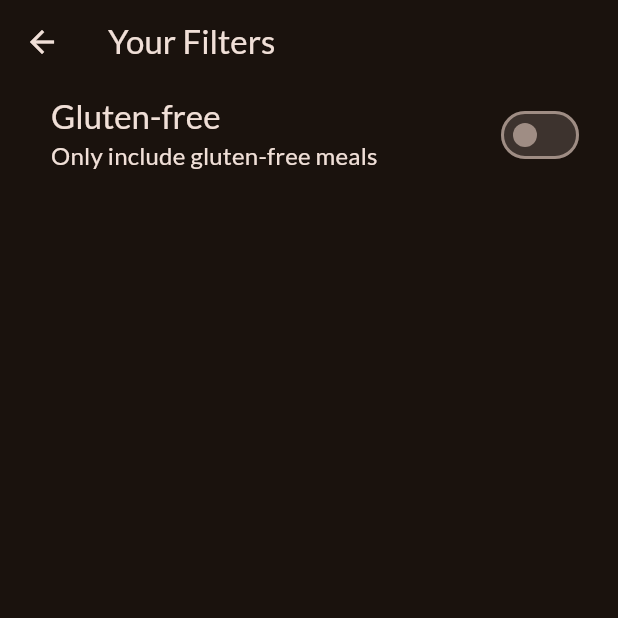
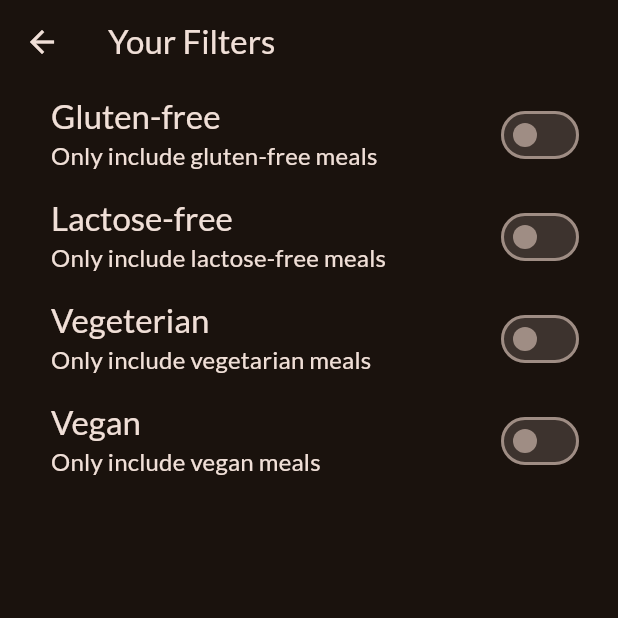
Before and after one commit to Alex-Yu21/meals_app, a Flutter app: the FiltersScreen screen opened directly, on a phone screen of 412 x 824 dp, the top half of it. Run offline on Flutter 3.47's test engine with Material 3 defaults, Android fonts, the phone set to English and light mode, and no system bars; our stand-ins replace google_fonts, transparent_image.

Commit message:
feat: add filters to filters screen

```diff
--- a/lib/screens/filters.dart
+++ b/lib/screens/filters.dart
@@ -1,4 +1,6 @@
 import 'package:flutter/material.dart';
+
+enum Filter { glutenFree, lactoseFree, vegetarian, vegan }
 
 class FiltersScreen extends StatefulWidget {
   const FiltersScreen({super.key});
@@ -9,12 +11,26 @@ class FiltersScreen extends StatefulWidget {
 
 class __FiltersScreenStateState extends State<FiltersScreen> {
   var _glutenFreeFilterSet = false;
+  var _lactoseFreeFilterSet = false;
+  var _vegetarianFilterSet = false;
+  var _veganFilterSet = false;
 
   @override
   Widget build(BuildContext context) {
     return Scaffold(
       appBar: AppBar(title: const Text('Your Filters')),
-      body: Column(
+      body: PopScope(
+        canPop: false,
+        onPopInvokedWithResult: (bool didPop, dynamic result) {
+          if (didPop) return;
+          Navigator.of(context).pop({
+            Filter.glutenFree: _glutenFreeFilterSet,
+            Filter.lactoseFree: _lactoseFreeFilterSet,
+            Filter.vegetarian: _vegetarianFilterSet,
+            Filter.vegan: _veganFilterSet,
+          });
+        },
+        child: Column(
           children: [
             SwitchListTile(
               value: _glutenFreeFilterSet,
@@ -24,13 +40,75 @@ class __FiltersScreenStateState extends State<FiltersScreen> {
               title: Text(
                 'Gluten-free',
                 style: Theme.of(context).textTheme.titleLarge!.copyWith(
-                color: Theme.of(context).colorScheme.onBackground,
+                  color: Theme.of(context).colorScheme.onSurface,
                 ),
               ),
               subtitle: Text(
                 'Only include gluten-free meals',
                 style: Theme.of(context).textTheme.titleMedium!.copyWith(
-                color: Theme.of(context).colorScheme.onBackground,
+                  color: Theme.of(context).colorScheme.onSurface,
+                ),
+              ),
+              activeColor: Theme.of(context).colorScheme.tertiary,
+              contentPadding: const EdgeInsets.only(left: 34, right: 22),
+            ),
+            SwitchListTile(
+              value: _lactoseFreeFilterSet,
+              onChanged: (isChecked) {
+                _lactoseFreeFilterSet = isChecked;
+              },
+              title: Text(
+                'Lactose-free',
+                style: Theme.of(context).textTheme.titleLarge!.copyWith(
+                  color: Theme.of(context).colorScheme.onSurface,
+                ),
+              ),
+              subtitle: Text(
+                'Only include lactose-free meals',
+                style: Theme.of(context).textTheme.titleMedium!.copyWith(
+                  color: Theme.of(context).colorScheme.onSurface,
+                ),
+              ),
+              activeColor: Theme.of(context).colorScheme.tertiary,
+              contentPadding: const EdgeInsets.only(left: 34, right: 22),
+            ),
+
+            SwitchListTile(
+              value: _vegetarianFilterSet,
+              onChanged: (isChecked) {
+                _vegetarianFilterSet = isChecked;
+              },
+              title: Text(
+                'Vegeterian',
+                style: Theme.of(context).textTheme.titleLarge!.copyWith(
+                  color: Theme.of(context).colorScheme.onSurface,
+                ),
+              ),
+              subtitle: Text(
+                'Only include vegetarian meals',
+                style: Theme.of(context).textTheme.titleMedium!.copyWith(
+                  color: Theme.of(context).colorScheme.onSurface,
+                ),
+              ),
+              activeColor: Theme.of(context).colorScheme.tertiary,
+              contentPadding: const EdgeInsets.only(left: 34, right: 22),
+            ),
+
+            SwitchListTile(
+              value: _veganFilterSet,
+              onChanged: (isChecked) {
+                _veganFilterSet = isChecked;
+              },
+              title: Text(
+                'Vegan',
+                style: Theme.of(context).textTheme.titleLarge!.copyWith(
+                  color: Theme.of(context).colorScheme.onSurface,
+                ),
+              ),
+              subtitle: Text(
+                'Only include vegan meals',
+                style: Theme.of(context).textTheme.titleMedium!.copyWith(
+                  color: Theme.of(context).colorScheme.onSurface,
                 ),
               ),
               activeColor: Theme.of(context).colorScheme.tertiary,
@@ -38,6 +116,7 @@ class __FiltersScreenStateState extends State<FiltersScreen> {
             ),
           ],
         ),
+      ),
     );
   }
 }
--- a/lib/screens/tabs.dart
+++ b/lib/screens/tabs.dart
@@ -1,6 +1,7 @@
 import 'package:flutter/material.dart';
 import 'package:meals_app/models/meal.dart';
 import 'package:meals_app/screens/categories.dart';
+import 'package:meals_app/screens/filters.dart';
 import 'package:meals_app/screens/meals.dart';
 import 'package:meals_app/widgets/main_drawer.dart';
 
@@ -45,9 +46,11 @@ class _TabsScreenState extends State<TabsScreen> {
   }
 
   void _setScreen(String idnetifier) {
+    Navigator.of(context).pop();
     if (idnetifier == 'filters') {
-    } else {
-      Navigator.of(context).pop();
+      Navigator.of(
+        context,
+      ).push(MaterialPageRoute(builder: (ctx) => FiltersScreen()));
     }
   }
 
```
Lines whose indentation alone changed are shown as unchanged.
